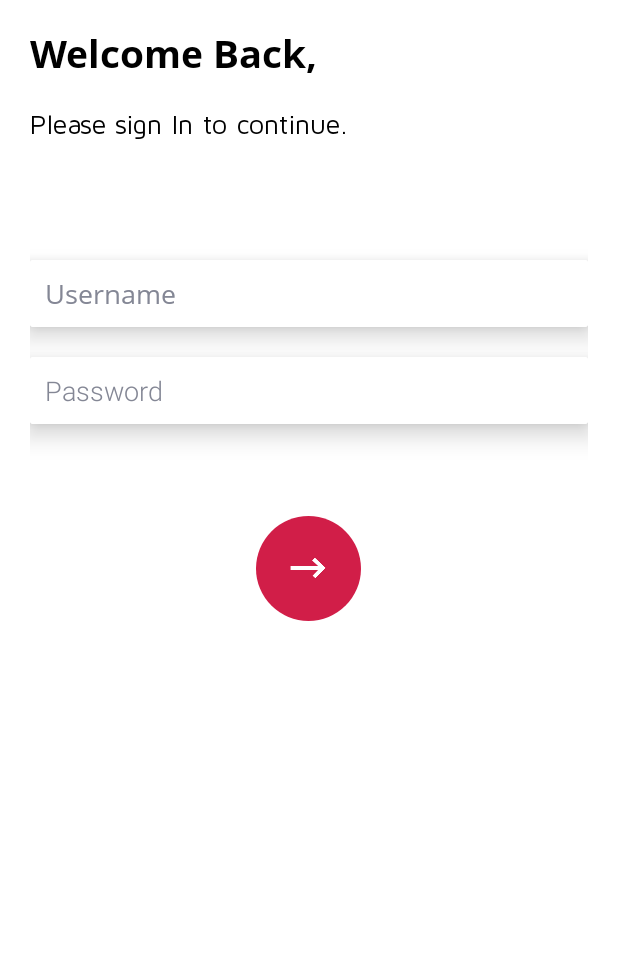
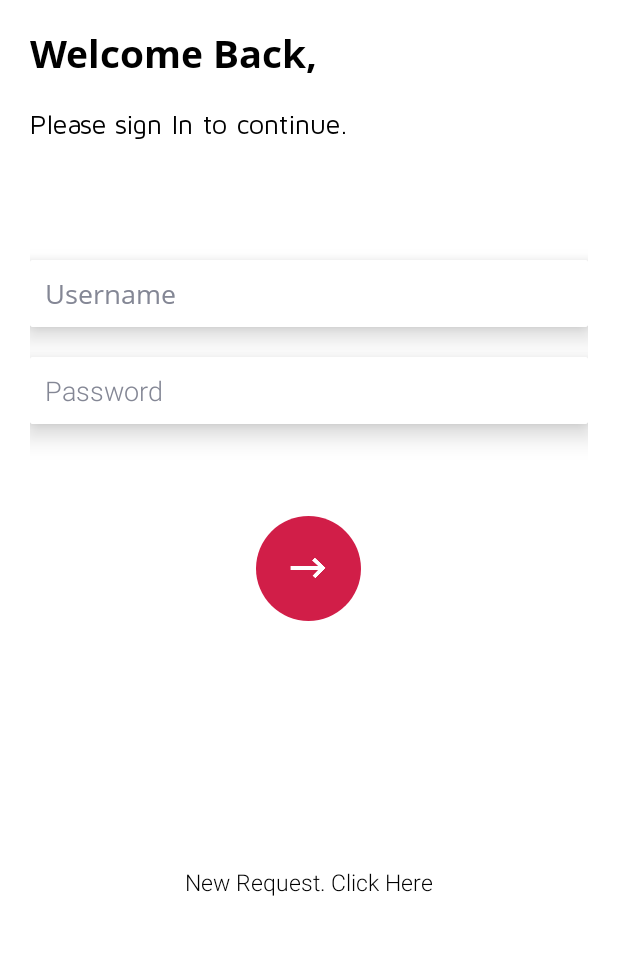
Before and after one commit to pankrawat844/ZcoolSupport, an Android app: the screen it shows after launch (LoginActivity), on a phone screen of 412 x 824 dp, the part 270-1225 px from its top. Run offline under Robolectric (Android 15) with nearby library versions, the phone set to English and light mode, and no system bars; our stand-ins replace data binding; libraries missing offline, so code that uses them is left out: org.kodein.di; 3 statements that could not run were skipped.

Commit message:
new request on login page(update on playstore)

```diff
--- a/app/build.gradle
+++ b/app/build.gradle
@@ -22,8 +22,8 @@ android {
             proguardFiles getDefaultProguardFile('proguard-android-optimize.txt'), 'proguard-rules.pro'
         }
     }
-    dataBinding {
-        enabled = true
+    buildFeatures {
+        dataBinding  = true
     }
 }
 
--- a/app/src/main/java/com/app/zcoolsupport/MainActivity.kt
+++ b/app/src/main/java/com/app/zcoolsupport/MainActivity.kt
@@ -20,11 +20,7 @@ class MainActivity : AppCompatActivity() {
         }
 
 
-        new_request.setOnClickListener {
-            Intent(this@MainActivity,NewRequestActivity::class.java).also {
-                startActivity(it)
-            }
-        }
+
 
         logout.setOnClickListener {
             val sharedPreferences=getSharedPreferences("app", Context.MODE_PRIVATE)
--- a/app/src/main/java/com/app/zcoolsupport/raiseticket/RaiseTicketActivity.kt
+++ b/app/src/main/java/com/app/zcoolsupport/raiseticket/RaiseTicketActivity.kt
@@ -9,6 +9,8 @@ import androidx.databinding.DataBindingUtil
 import androidx.lifecycle.ViewModelProviders
 import com.app.zcoolsupport.R
 import com.app.zcoolsupport.databinding.ActivityRaiseTicketBinding
+import com.app.zcoolsupport.databinding.ActivityRaiseTicketNewBinding
+import com.app.zcoolsupport.databinding.ActivityRaiseTicketNewBindingImpl
 import com.app.zcoolsupport.utils.hide
 import com.app.zcoolsupport.utils.show
 import kotlinx.android.synthetic.main.activity_raise_ticket.*
@@ -26,7 +28,7 @@ class RaiseTicketActivity : AppCompatActivity(),KodeinAware,RaiseTicketListener
     val factory:RaiseTicketViewmodelFactory by instance()
     override fun onCreate(savedInstanceState: Bundle?) {
         super.onCreate(savedInstanceState)
-        val databinding:ActivityRaiseTicketBinding=DataBindingUtil.setContentView(this,R.layout.activity_raise_ticket)
+        val databinding:ActivityRaiseTicketNewBinding=DataBindingUtil.setContentView(this,R.layout.activity_raise_ticket_new)
          viewmodel=ViewModelProviders.of(this,factory).get(RaiseTicketViewModel::class.java)
         databinding.viewmodel=viewmodel
         viewmodel.raiseTicketListener=this
--- a/app/src/main/res/layout/activity_login_new.xml
+++ b/app/src/main/res/layout/activity_login_new.xml
@@ -128,7 +128,8 @@
             android:layout_centerHorizontal="true"
             android:layout_marginBottom="45dp"
             android:fontFamily="@font/roboto_light"
-            android:text=""
+            android:text="New Request. Click Here"
+            android:onClick="@{viewmodel::newRequest}"
             android:textColor="@color/black"
             android:textSize="15sp" />
 
```
Also changed, not shown: app/src/main/java/com/app/zcoolsupport/LoginViewmodel.kt (+11 -0 lines), app/src/main/res/layout/activity_main.xml (+6 -4 lines).
